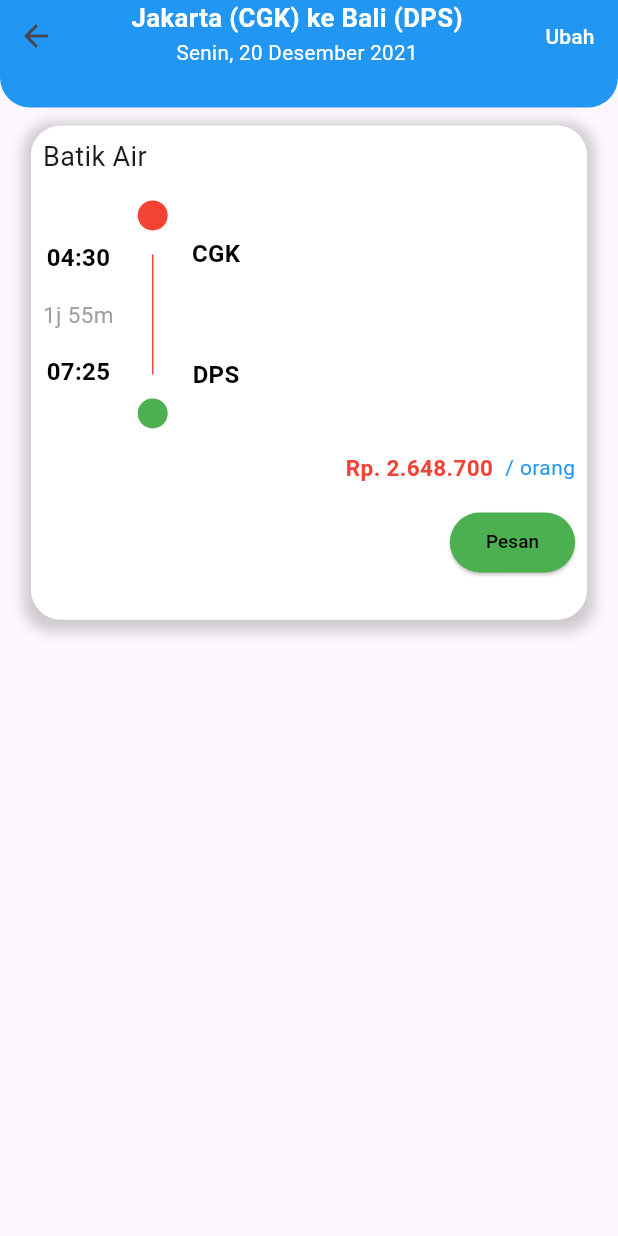
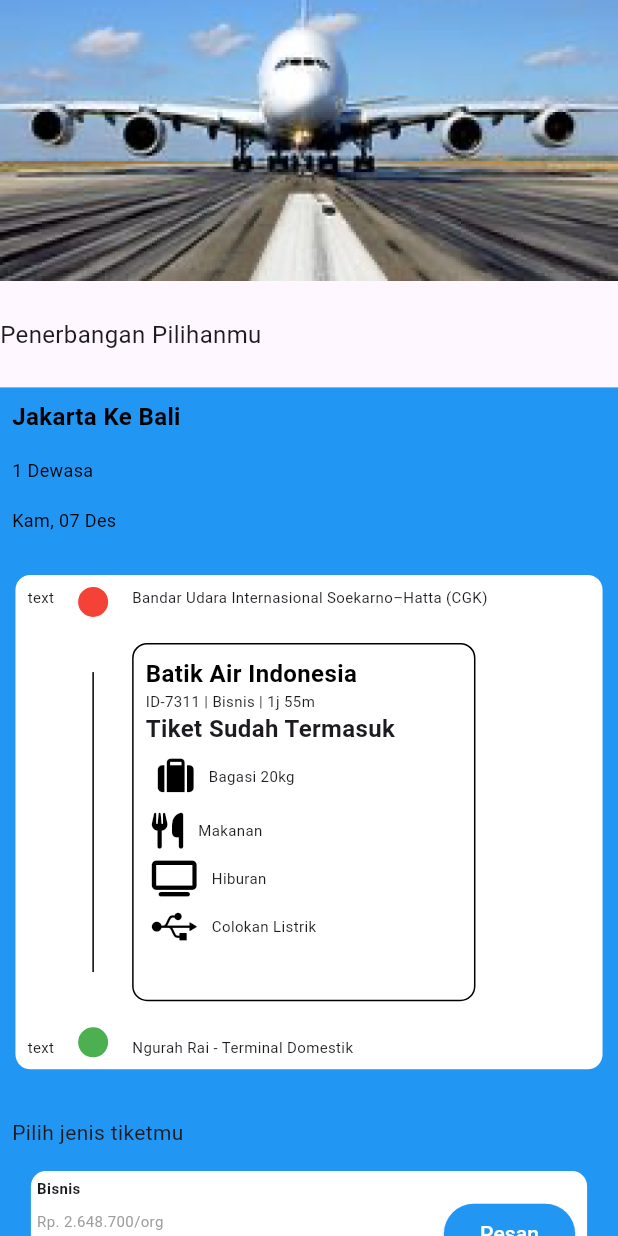
Before and after one commit to kfahmi77/travelgram, a Flutter app: the screen it shows after launch, on a phone screen of 412 x 824 dp. Run offline on Flutter 3.47's test engine with Material 3 defaults, Android fonts, the phone set to English and light mode, and no system bars; our stand-ins replace animated_notch_bottom_bar, flutter_screenutil, font_awesome_flutter, get, image_picker, shared_preferences and 2 more.

Commit message:
buat ui detail pesawat

```diff
--- /dev/null
+++ b/lib/app/modules/detail_pemesanan/bindings/detail_pemesanan_binding.dart
@@ -0,0 +1,12 @@
+import 'package:get/get.dart';
+
+import '../controllers/detail_pemesanan_controller.dart';
+
+class DetailPemesananBinding extends Bindings {
+  @override
+  void dependencies() {
+    Get.lazyPut<DetailPemesananController>(
+      () => DetailPemesananController(),
+    );
+  }
+}
--- /dev/null
+++ b/lib/app/modules/detail_pemesanan/controllers/detail_pemesanan_controller.dart
@@ -0,0 +1,23 @@
+import 'package:get/get.dart';
+
+class DetailPemesananController extends GetxController {
+  //TODO: Implement DetailPemesananController
+
+  final count = 0.obs;
+  @override
+  void onInit() {
+    super.onInit();
+  }
+
+  @override
+  void onReady() {
+    super.onReady();
+  }
+
+  @override
+  void onClose() {
+    super.onClose();
+  }
+
+  void increment() => count.value++;
+}
--- /dev/null
+++ b/lib/app/modules/detail_pemesanan/views/detail_pemesanan_view.dart
@@ -0,0 +1,24 @@
+import 'package:flutter/material.dart';
+
+import 'package:get/get.dart';
+
+import '../controllers/detail_pemesanan_controller.dart';
+
+class DetailPemesananView extends GetView<DetailPemesananController> {
+  const DetailPemesananView({Key? key}) : super(key: key);
+  @override
+  Widget build(BuildContext context) {
+    return Scaffold(
+      appBar: AppBar(
+        title: const Text('DetailPemesananView'),
+        centerTitle: true,
+      ),
+      body: const Center(
+        child: Text(
+          'DetailPemesananView is working',
+          style: TextStyle(fontSize: 20),
+        ),
+      ),
+    );
+  }
+}
--- a/lib/app/modules/tiket/pesawat/views/cari_pesawat_view.dart
+++ b/lib/app/modules/tiket/pesawat/views/cari_pesawat_view.dart
@@ -1,7 +1,9 @@
 import 'package:flutter/material.dart';
 import 'package:flutter_screenutil/flutter_screenutil.dart';
+import 'package:get/get.dart';
 import 'package:get/get_connect/http/src/utils/utils.dart';
 import 'package:timeline_tile/timeline_tile.dart';
+import 'package:travelgram/app/modules/tiket/pesawat/views/detail_pesawat_view.dart';
 
 class CariPesawatView extends StatelessWidget {
   const CariPesawatView({super.key});
@@ -227,7 +229,9 @@ class CariPesawatView extends StatelessWidget {
                         style: ElevatedButton.styleFrom(
                           backgroundColor: Colors.green,
                         ),
-                        onPressed: () {},
+                        onPressed: () {
+                          Get.to(DetailPesawatView());
+                        },
                         child: Text(
                           "Pesan",
                           style:
--- /dev/null
+++ b/lib/app/modules/tiket/pesawat/views/detail_pesawat_view.dart
@@ -0,0 +1,406 @@
+import 'package:flutter/material.dart';
+import 'package:flutter_screenutil/flutter_screenutil.dart';
+import 'package:font_awesome_flutter/font_awesome_flutter.dart';
+
+class DetailPesawatView extends StatelessWidget {
+  const DetailPesawatView({super.key});
+
+  @override
+  Widget build(BuildContext context) {
+    return Scaffold(
+      body: SingleChildScrollView(
+        child: Column(
+          children: [
+            SizedBox(
+              height: 157.h,
+              width: double.infinity,
+              child: Image.asset(
+                "assets/images/pesawat2.png",
+                fit: BoxFit.fill,
+              ),
+            ),
+            SizedBox(
+              height: 20.h,
+            ),
+            const Row(
+              children: [
+                Text(
+                  "Penerbangan Pilihanmu",
+                  style: TextStyle(
+                    fontSize: 16.0,
+                  ),
+                ),
+              ],
+            ),
+            SizedBox(
+              height: 20.h,
+            ),
+            Container(
+              height: MediaQuery.of(context).size.height * 0.8,
+              width: double.infinity,
+              decoration: const BoxDecoration(
+                color: Colors.blue,
+              ),
+              child: Column(
+                crossAxisAlignment: CrossAxisAlignment.start,
+                children: [
+                  const Column(
+                    crossAxisAlignment: CrossAxisAlignment.start,
+                    children: [
+                      Padding(
+                        padding: EdgeInsets.all(8.0),
+                        child: Text("Jakarta Ke Bali",
+                            style: TextStyle(
+                                fontSize: 16.0,
+                                color: Colors.black,
+                                fontWeight: FontWeight.bold)),
+                      ),
+                      Padding(
+                        padding: EdgeInsets.all(8.0),
+                        child: Text("1 Dewasa",
+                            style: TextStyle(
+                                fontSize: 12.0,
+                                color: Colors.black,
+                                fontWeight: FontWeight.normal)),
+                      ),
+                      Padding(
+                        padding: EdgeInsets.all(8.0),
+                        child: Text("Kam, 07 Des",
+                            style: TextStyle(
+                                fontSize: 12.0,
+                                color: Colors.black,
+                                fontWeight: FontWeight.normal)),
+                      ),
+                    ],
+                  ),
+                  const SizedBox(
+                    height: 20,
+                  ),
+                  Center(
+                    child: Container(
+                      height: MediaQuery.of(context).size.height * 0.4,
+                      width: MediaQuery.of(context).size.width * 0.95,
+                      decoration: const BoxDecoration(
+                        color: Colors.white,
+                        borderRadius: BorderRadius.all(Radius.circular(10)),
+                      ),
+                      child: Row(
+                        children: [
+                          SizedBox(
+                            height: MediaQuery.of(context).size.height * 0.4,
+                            child: const Row(
+                              children: [
+                                Padding(
+                                  padding: EdgeInsets.all(8.0),
+                                  child: Column(
+                                    children: [
+                                      Text(
+                                        "text",
+                                        style: TextStyle(
+                                          fontSize: 10.0,
+                                        ),
+                                      ),
+                                      Spacer(),
+                                      Text(
+                                        "text",
+                                        style: TextStyle(
+                                          fontSize: 10.0,
+                                        ),
+                                      ),
+                                    ],
+                                  ),
+                                ),
+                              ],
+                            ),
+                          ),
+                          SizedBox(
+                            height: MediaQuery.of(context).size.height * 0.4,
+                            child: Row(
+                              children: [
+                                Column(
+                                  children: [
+                                    Padding(
+                                      padding: const EdgeInsets.all(8.0),
+                                      child: Container(
+                                        height: 20,
+                                        width: 20,
+                                        decoration: BoxDecoration(
+                                            color: Colors.red,
+                                            shape: BoxShape.circle,
+                                            border: Border.all(
+                                                width: 1, color: Colors.red)),
+                                      ),
+                                    ),
+                                    const Spacer(),
+                                    const Padding(
+                                        padding: EdgeInsets.all(8.0),
+                                        child: SizedBox(
+                                            height: 200,
+                                            child: VerticalDivider(
+                                                color: Colors.black))),
+                                    const Spacer(),
+                                    Padding(
+                                      padding: const EdgeInsets.all(8.0),
+                                      child: Container(
+                                        height: 20,
+                                        width: 20,
+                                        decoration: BoxDecoration(
+                                            color: Colors.green,
+                                            shape: BoxShape.circle,
+                                            border: Border.all(
+                                                width: 1, color: Colors.green)),
+                                      ),
+                                    ),
+                                  ],
+                                ),
+                              ],
+                            ),
+                          ),
+                          SizedBox(
+                            height: MediaQuery.of(context).size.height * 0.4,
+                            child: Row(
+                              children: [
+                                Padding(
+                                  padding: const EdgeInsets.all(8.0),
+                                  child: Column(
+                                    crossAxisAlignment:
+                                        CrossAxisAlignment.start,
+                                    children: [
+                                      const Text(
+                                        "Bandar Udara Internasional Soekarno–Hatta (CGK)",
+                                        style: TextStyle(
+                                          fontSize: 10.0,
+                                        ),
+                                      ),
+                                      const Spacer(),
+                                      Container(
+                                        height: 200.h,
+                                        width: 200.w,
+                                        decoration: BoxDecoration(
+                                          border: Border.all(
+                                              width: 1, color: Colors.black),
+                                          borderRadius:
+                                              BorderRadius.circular(10),
+                                        ),
+                                        child: const Padding(
+                                          padding: EdgeInsets.all(8.0),
+                                          child: Column(
+                                            mainAxisAlignment:
+                                                MainAxisAlignment.start,
+                                            crossAxisAlignment:
+                                                CrossAxisAlignment.start,
+                                            children: [
+                                              Text(
+                                                "Batik Air Indonesia",
+                                                style: TextStyle(
+                                                  color: Colors.black,
+                                                  fontSize: 16.0,
+                                                  fontWeight: FontWeight.bold,
+                                                ),
+                                              ),
+                                              Text(
+                                                "ID-7311 | Bisnis | 1j 55m",
+                                                style: TextStyle(
+                                                  fontSize: 10.0,
+                                                ),
+                                              ),
+                                              Text(
+                                                "Tiket Sudah Termasuk",
+                                                style: TextStyle(
+                                                  fontSize: 16.0,
+                                                  fontWeight: FontWeight.bold,
+                                                ),
+                                              ),
+                                              Padding(
+                                                padding: EdgeInsets.all(8.0),
+                                                child: Row(
+                                                  children: [
+                                                    FaIcon(
+                                                      FontAwesomeIcons.suitcase,
+                                                      color: Colors.black,
+                                                    ),
+                                                    SizedBox(
+                                                      width: 10,
+                                                    ),
+                                                    Text(
+                                                      "Bagasi 20kg",
+                                                      style: TextStyle(
+                                                        fontSize: 10.0,
+                                                      ),
+                                                    ),
+                                                  ],
+                                                ),
+                                              ),
+                                              Padding(
+                                                padding: EdgeInsets.all(4),
+                                                child: Row(
+                                                  children: [
+                                                    FaIcon(
+                                                      FontAwesomeIcons.utensils,
+                                                      color: Colors.black,
+                                                    ),
+                                                    SizedBox(
+                                                      width: 10,
+                                                    ),
+                                                    Text(
+                                                      "Makanan",
+                                                      style: TextStyle(
+                                                        fontSize: 10.0,
+                                                      ),
+                                                    ),
+                                                  ],
+                                                ),
+                                              ),
+                                              Padding(
+                                                padding: EdgeInsets.all(4),
+                                                child: Row(
+                                                  children: [
+                                                    FaIcon(
+                                                      FontAwesomeIcons.tv,
+                                                      color: Colors.black,
+                                                    ),
+                                                    SizedBox(
+                                                      width: 10,
+                                                    ),
+                                                    Text(
+                                                      "Hiburan",
+                                                      style: TextStyle(
+                                                        fontSize: 10.0,
+                                                      ),
+                                                    ),
+                                                  ],
+                                                ),
+                                              ),
+                                              Padding(
+                                                padding: EdgeInsets.all(4),
+                                                child: Row(
+                                                  children: [
+                                                    FaIcon(
+                                                      FontAwesomeIcons.usb,
+                                                      color: Colors.black,
+                                                    ),
+                                                    SizedBox(
+                                                      width: 10,
+                                                    ),
+                                                    Text(
+                                                      "Colokan Listrik",
+                                                      style: TextStyle(
+                                                        fontSize: 10.0,
+                                                      ),
+                                                    ),
+                                                  ],
+                                                ),
+                                              ),
+                                            ],
+                                          ),
+                                        ),
+                                      ),
+                                      const Spacer(),
+                                      const Text(
+                                        "Ngurah Rai - Terminal Domestik",
+                                        style: TextStyle(
+                                          fontSize: 10.0,
+                                        ),
+                                      ),
+                                    ],
+                                  ),
+                                ),
+                              ],
+                            ),
+                          ),
+                        ],
+                      ),
+                    ),
+                  ),
+                  SizedBox(
+                    height: 20.h,
+                  ),
+                  Padding(
+                    padding: const EdgeInsets.all(8.0),
+                    child: Text("Pilih jenis tiketmu"),
+                  ),
+                  Padding(
+                    padding: const EdgeInsets.all(8.0),
+                    child: Row(
+                      mainAxisAlignment: MainAxisAlignment.center,
+                      children: [
+                        Container(
+                          height: 70.h,
+                          width: MediaQuery.of(context).size.width * 0.9,
+                          decoration: BoxDecoration(
+                            color: Colors.white,
+                            borderRadius: BorderRadius.circular(10),
+                          ),
+                          child: Center(
+                            child: Row(
+                              mainAxisAlignment: MainAxisAlignment.spaceBetween,
+                              children: [
+                                Column(
+                                  crossAxisAlignment: CrossAxisAlignment.start,
+                                  children: [
+                                    Padding(
+                                      padding: EdgeInsets.all(4.0),
+                                      child: Text(
+                                        "Bisnis",
+                                        style: TextStyle(
+                                            fontSize: 10.0,
+                                            fontWeight: FontWeight.bold),
+                                      ),
+                                    ),
+                                    Padding(
+                                      padding: EdgeInsets.all(4.0),
+                                      child: Text(
+                                        "Rp. 2.648.700/org",
+                                        style: TextStyle(
+                                            fontSize: 10.0, color: Colors.grey),
+                                      ),
+                                    ),
+                                    Padding(
+                                      padding: EdgeInsets.all(4.0),
+                                      child: Row(
+                                        children: [
+                                          Text(
+                                            "Rp. 2.648.700",
+                                            style: TextStyle(
+                                                fontSize: 10.0,
+                                                color: Colors.red,
+                                                fontWeight: FontWeight.bold),
+                                          ),
+                                        ],
+                                      ),
+                                    ),
+                                  ],
+                                ),
+                                Row(
+                                  children: [
+                                    Padding(
+                                      padding: const EdgeInsets.all(8.0),
+                                      child: ElevatedButton(
+                                        style: ElevatedButton.styleFrom(
+                                          backgroundColor: Colors.blue,
+                                        ),
+                                        onPressed: () {},
+                                        child: const Text(
+                                          "Pesan",
+                                          style: TextStyle(color: Colors.white),
+                                        ),
+                                      ),
+                                    ),
+                                  ],
+                                ),
+                              ],
+                            ),
+                          ),
+                        ),
+                      ],
+                    ),
+                  ),
+                ],
+              ),
+            ),
+          ],
+        ),
+      ),
+    );
+  }
+}
--- a/lib/app/routes/app_pages.dart
+++ b/lib/app/routes/app_pages.dart
@@ -2,14 +2,14 @@ import 'package:get/get.dart';
 
 import '../modules/chat/bindings/chat_binding.dart';
 import '../modules/chat/views/chat_view.dart';
+import '../modules/detail_pemesanan/bindings/detail_pemesanan_binding.dart';
+import '../modules/detail_pemesanan/views/detail_pemesanan_view.dart';
 import '../modules/feed/bindings/feed_binding.dart';
 import '../modules/feed/views/feed_view.dart';
 import '../modules/home/bindings/home_binding.dart';
 import '../modules/home/views/home_view.dart';
 import '../modules/login/bindings/login_binding.dart';
 import '../modules/login/views/login_view.dart';
-import '../modules/tiket/pesawat/bindings/pesawat_binding.dart';
-import '../modules/tiket/pesawat/views/pesawat_view.dart';
 import '../modules/register/bindings/register_binding.dart';
 import '../modules/register/views/register_view.dart';
 import '../modules/search/bindings/search_binding.dart';
@@ -18,6 +18,8 @@ import '../modules/search_user/bindings/search_user_binding.dart';
 import '../modules/search_user/views/search_user_view.dart';
 import '../modules/splash/views/splash_view.dart';
 import '../modules/tiket/bindings/tiket_binding.dart';
+import '../modules/tiket/pesawat/bindings/pesawat_binding.dart';
+import '../modules/tiket/pesawat/views/pesawat_view.dart';
 import '../modules/tiket/views/tiket_view.dart';
 
 part 'app_routes.dart';
@@ -58,5 +60,10 @@ class AppPages {
       page: () => const PesawatView(),
       binding: PesawatBinding(),
     ),
+    GetPage(
+      name: _Paths.DETAIL_PEMESANAN,
+      page: () => const DetailPemesananView(),
+      binding: DetailPemesananBinding(),
+    ),
   ];
 }
--- a/lib/app/routes/app_routes.dart
+++ b/lib/app/routes/app_routes.dart
@@ -13,6 +13,7 @@ abstract class Routes {
   static const FEED = _Paths.FEED;
   static const TIKET = _Paths.TIKET;
   static const PESAWAT = _Paths.PESAWAT;
+  static const DETAIL_PEMESANAN = _Paths.DETAIL_PEMESANAN;
 }
 
 abstract class _Paths {
@@ -27,4 +28,5 @@ abstract class _Paths {
   static const FEED = '/feed';
   static const TIKET = '/tiket';
   static const PESAWAT = '/pesawat';
+  static const DETAIL_PEMESANAN = '/detail-pemesanan';
 }
--- a/lib/main.dart
+++ b/lib/main.dart
@@ -3,6 +3,7 @@ import 'package:flutter_screenutil/flutter_screenutil.dart';
 import 'package:get/get.dart';
 import 'package:shared_preferences/shared_preferences.dart';
 import 'package:travelgram/app/modules/splash/views/splash_view.dart';
+import 'package:travelgram/app/modules/tiket/pesawat/views/detail_pesawat_view.dart';
 import 'package:travelgram/app/modules/tiket/pesawat/views/pesawat_view.dart';
 import 'package:travelgram/app/shared/bottom_navigation.dart';
 import 'app/modules/tiket/pesawat/views/cari_pesawat_view.dart';
@@ -37,7 +38,7 @@ class MyApp extends StatelessWidget {
         title: 'MyApp',
         theme: ThemeData(visualDensity: VisualDensity.adaptivePlatformDensity),
         // home: token == null ? const SplashView() : const BottomNavBar(),
-        home: CariPesawatView(),
+        home: DetailPesawatView(),
         getPages: AppPages.routes,
       ),
     );
--- a/pubspec.yaml
+++ b/pubspec.yaml
@@ -11,6 +11,7 @@ dependencies:
   flutter:
     sdk: flutter
   flutter_screenutil: ^5.9.0
+  font_awesome_flutter: ^10.7.0
   get: 4.6.6
   http: ^1.2.0
   image_picker: ^1.0.8
```
Also changed, not shown: assets/images/pesawat2.png (added), pubspec.lock.
